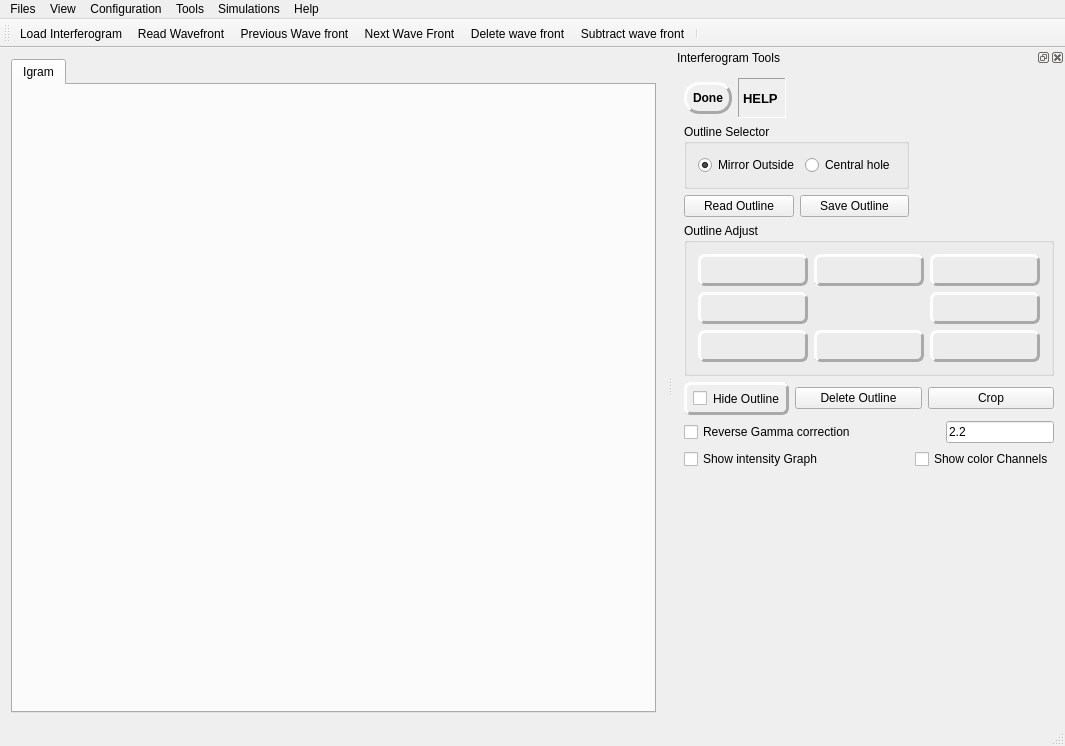
The window that mainwindow.ui (githubdoe/DFTFringe) describes before a commit, drawn with Qt 5.
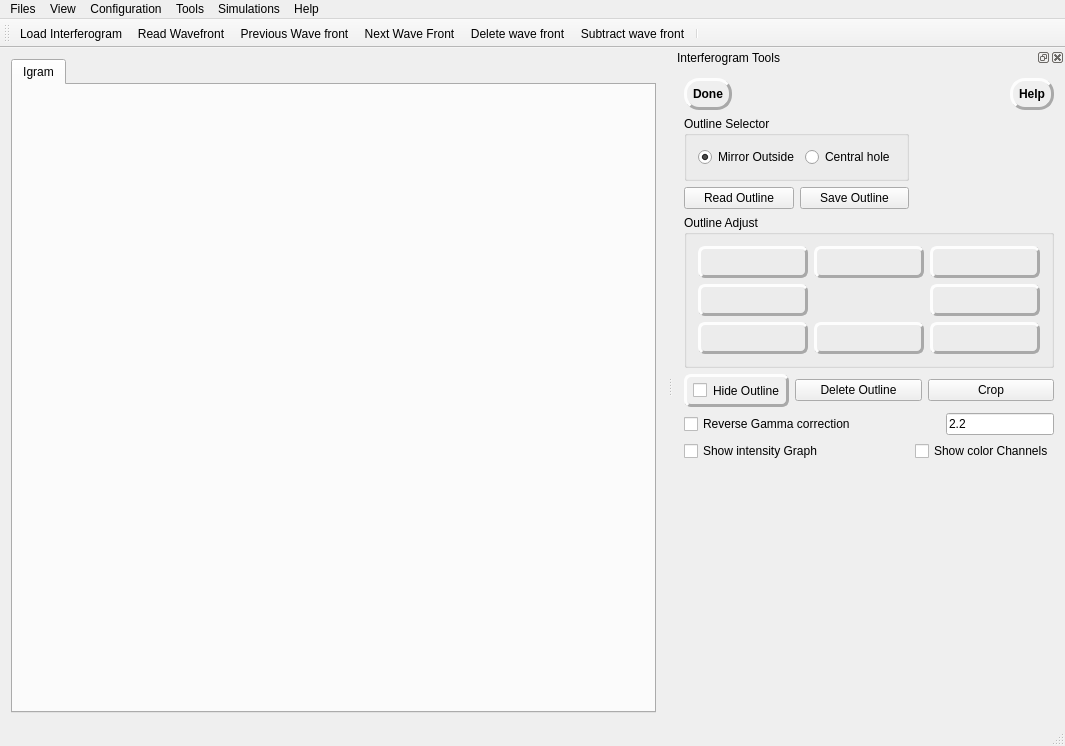
The same window after the commit. Icons and pictures are not drawn.

Diff of the .ui file:
```diff
--- a/mainwindow.ui
+++ b/mainwindow.ui
@@ -178,51 +178,6 @@
          </property>
         </widget>
        </item>
-       <item>
-        <widget class="QLabel" name="label">
-         <property name="sizePolicy">
-          <sizepolicy hsizetype="Preferred" vsizetype="Fixed">
-           <horstretch>0</horstretch>
-           <verstretch>0</verstretch>
-          </sizepolicy>
-         </property>
-         <property name="minimumSize">
-          <size>
-           <width>0</width>
-           <height>40</height>
-          </size>
-         </property>
-         <property name="font">
-          <font>
-           <pointsize>10</pointsize>
-           <weight>75</weight>
-           <italic>false</italic>
-           <bold>true</bold>
-          </font>
-         </property>
-         <property name="cursor">
-          <cursorShape>WhatsThisCursor</cursorShape>
-         </property>
-         <property name="toolTip">
-          <string>&lt;html&gt;&lt;head/&gt;&lt;body&gt;&lt;p&gt;&lt;div style = &quot;width: 300px&quot;;&gt;1. Load an interferogram image file.&lt;/p&gt;&lt;p&gt;Left click the mouse on one edge of the mirror.&lt;/p&gt;&lt;p&gt;With the left button down drag the mouse to the other side of the mirror.&lt;/p&gt;&lt;p&gt;scroll wheel will zoom the image.&lt;/p&gt;&lt;p&gt;[Shift] drag moves the circle.&lt;/p&gt;&lt;p&gt;[control] scroll wheel enlareges/shrink the circle.&lt;/p&gt;&lt;p&gt;Use the adjust buttons to modify the outline.&lt;/p&gt;&lt;p&gt;[ctrl z] Undo&lt;/p&gt;&lt;p&gt;[ctrl y] redo&lt;/p&gt;&lt;p&gt;&lt;br/&gt;&lt;/p&gt;&lt;/div&gt;&lt;/body&gt;&lt;/html&gt;</string>
-         </property>
-         <property name="styleSheet">
-          <string notr="true"/>
-         </property>
-         <property name="frameShape">
-          <enum>QFrame::Panel</enum>
-         </property>
-         <property name="frameShadow">
-          <enum>QFrame::Sunken</enum>
-         </property>
-         <property name="text">
-          <string> HELP  </string>
-         </property>
-         <property name="alignment">
-          <set>Qt::AlignCenter</set>
-         </property>
-        </widget>
-       </item>
        <item>
         <spacer name="horizontalSpacer_7">
          <property name="orientation">
@@ -236,6 +191,24 @@
          </property>
         </spacer>
        </item>
+       <item>
+        <widget class="QPushButton" name="HelpOutlinePb">
+         <property name="toolTip">
+          <string>&lt;html&gt;&lt;head/&gt;&lt;body&gt;&lt;p&gt;&lt;div style = &quot;width: 300px&quot;;&gt;1. Load an interferogram image file.&lt;/p&gt;&lt;p&gt;Left click the mouse on one edge of the mirror.&lt;/p&gt;&lt;p&gt;With the left button down drag the mouse to the other side of the mirror.&lt;/p&gt;&lt;p&gt;scroll wheel will zoom the image.&lt;/p&gt;&lt;p&gt;[Shift] drag moves the circle.&lt;/p&gt;&lt;p&gt;[control] scroll wheel enlareges/shrink the circle.&lt;/p&gt;&lt;p&gt;Use the adjust buttons to modify the outline.&lt;/p&gt;&lt;p&gt;[ctrl z] Undo&lt;/p&gt;&lt;p&gt;[ctrl y] redo&lt;/p&gt;&lt;p&gt;&lt;br/&gt;&lt;/p&gt;&lt;/div&gt;&lt;/body&gt;&lt;/html&gt;</string>
+         </property>
+         <property name="styleSheet">
+          <string notr="true">QPushButton {border-style: outset;
+border-width: 3px; border-radius:15px; border-color: darkgray;
+font: bold 12px;
+min-width: 5em;
+padding: 6px;}
+QPushButton:hover{rgb(85, 255, 255)}</string>
+         </property>
+         <property name="text">
+          <string>Help</string>
+         </property>
+        </widget>
+       </item>
       </layout>
      </item>
      <item row="1" column="0">
```
Left out of the diff: 26 changed lines with no effect on the pictures.
